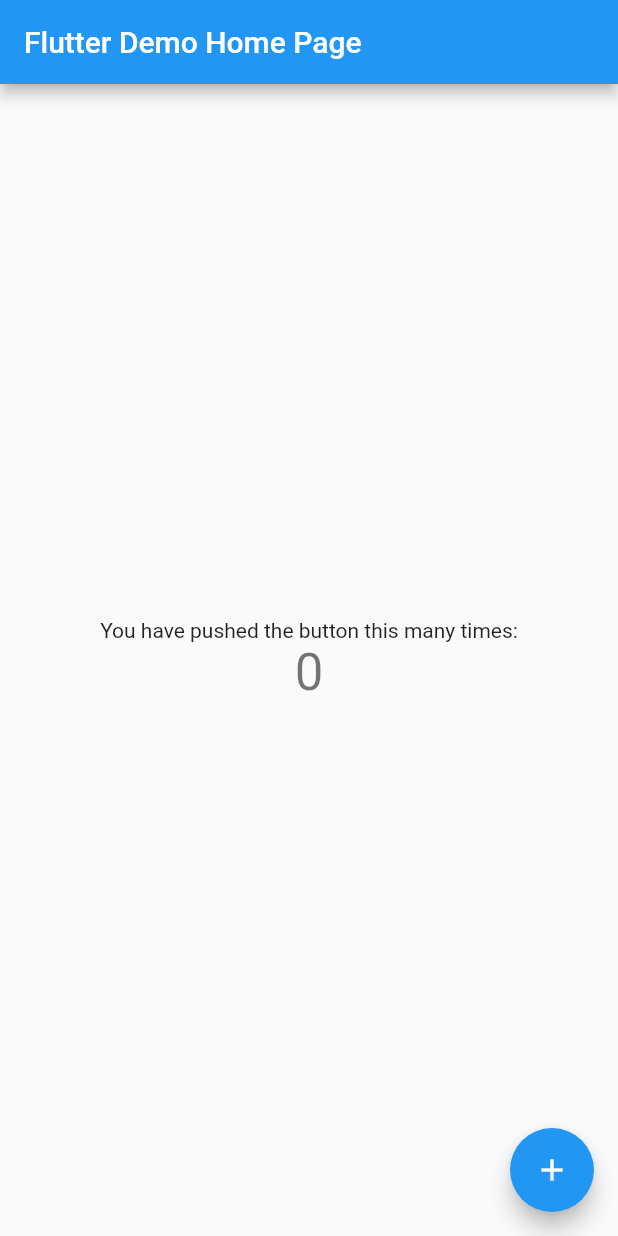
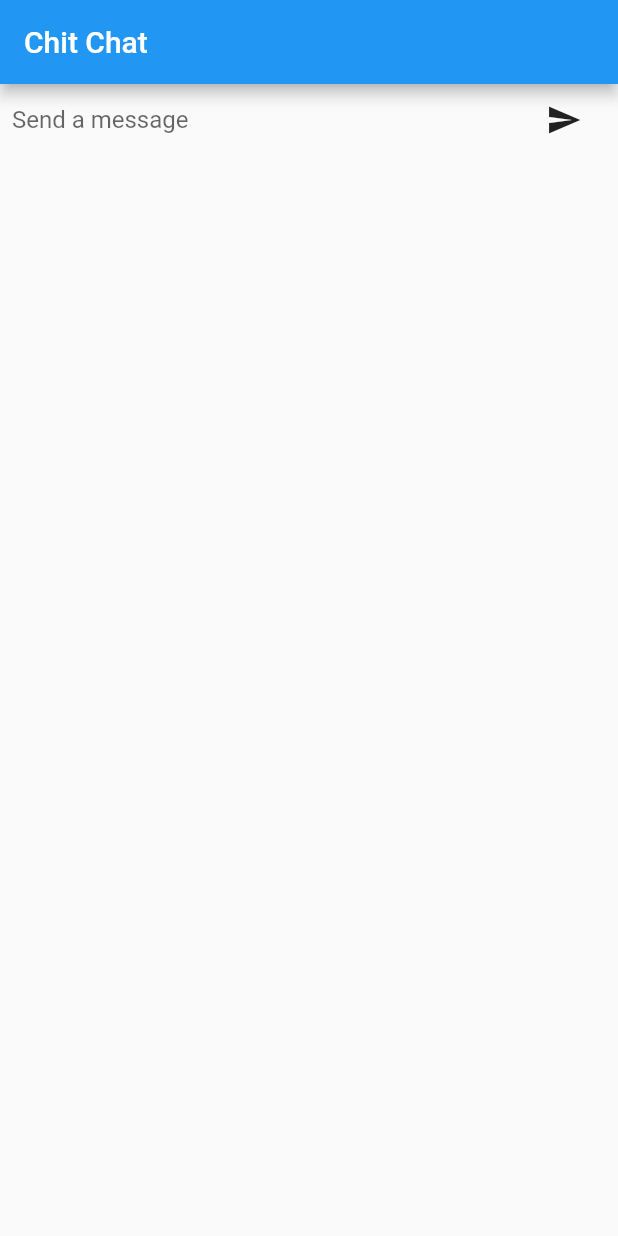
Before and after one commit to sinhaDroid/ChatFlutterApp, a Flutter app: the screen it shows after launch, on a phone screen of 412 x 824 dp. Run offline on Flutter 3.47's test engine with Material 2 defaults, Android fonts, the phone set to English and light mode, and no system bars.

Commit message:
added toolbar and textview to type message

```diff
--- a/lib/main.dart
+++ b/lib/main.dart
@@ -1,13 +1,13 @@
 import 'package:flutter/material.dart';
 
-void main() => runApp(new FriendlyChatApp());
+void main() => runApp(new ChitChatApp());
 
-class FriendlyChatApp extends StatelessWidget {
+class ChitChatApp extends StatelessWidget {
   // This widget is the root of your application.
   @override
   Widget build(BuildContext context) {
     return new MaterialApp(
-      title: 'Friendlychat',
+      title: 'Chit Chat',
       theme: new ThemeData(
         // This is the theme of your application.
         //
@@ -19,91 +19,84 @@ class FriendlyChatApp extends StatelessWidget {
         // counter didn't reset back to zero; the application is not restarted.
         primarySwatch: Colors.blue,
       ),
-      home: new ChatScreen(title: 'Flutter Demo Home Page'),
+      home: new ChatScreen(),
     );
   }
 }
 
 class ChatScreen extends StatefulWidget {
-  ChatScreen({Key key, this.title}) : super(key: key);
-
-  // This widget is the home page of your application. It is stateful, meaning
-  // that it has a State object (defined below) that contains fields that affect
-  // how it looks.
-
-  // This class is the configuration for the state. It holds the values (in this
-  // case the title) provided by the parent (in this case the App widget) and
-  // used by the build method of the State. Fields in a Widget subclass are
-  // always marked "final".
-
-  final String title;
-
   @override
-  _MyHomePageState createState() => new _MyHomePageState();
+  State createState() => new ChatScreenState();
 }
 
-class _MyHomePageState extends State<ChatScreen> {
-  int _counter = 0;
+class ChatScreenState extends State<ChatScreen> {
+  final TextEditingController _textEditingController =
+      new TextEditingController();
 
-  void _incrementCounter() {
-    setState(() {
-      // This call to setState tells the Flutter framework that something has
-      // changed in this State, which causes it to rerun the build method below
-      // so that the display can reflect the updated values. If we changed
-      // _counter without calling setState(), then the build method would not be
-      // called again, and so nothing would appear to happen.
-      _counter++;
-    });
+  Widget _buildTextComposer() {
+    return new Container(
+      margin: const EdgeInsets.symmetric(horizontal: 8.0),
+      child: new Row(
+        children: <Widget>[
+          new Flexible(
+            child: new TextField(
+              controller: _textEditingController,
+              onSubmitted: _handleSubmitted,
+              decoration:
+                  new InputDecoration.collapsed(hintText: "Send a message"),
+            ),
+          ),
+          new Container(
+            margin: const EdgeInsets.symmetric(horizontal: 4.0),
+            child: new IconButton(
+                icon: new Icon(Icons.send),
+                onPressed: () => _handleSubmitted(_textEditingController.text)),
+          )
+        ],
+      ),
+    );
   }
 
   @override
   Widget build(BuildContext context) {
-    // This method is rerun every time setState is called, for instance as done
-    // by the _incrementCounter method above.
-    //
-    // The Flutter framework has been optimized to make rerunning build methods
-    // fast, so that you can just rebuild anything that needs updating rather
-    // than having to individually change instances of widgets.
     return new Scaffold(
-      appBar: new AppBar(
-        // Here we take the value from the MyHomePage object that was created by
-        // the App.build method, and use it to set our appbar title.
-        title: new Text(widget.title),
+      appBar: new AppBar(title: new Text("Chit Chat")),
+      body: _buildTextComposer(),
+    );
+  }
+
+  void _handleSubmitted(String value) {
+    _textEditingController.clear();
+  }
+}
+
+class ChatMessage extends StatelessWidget {
+  ChatMessage({this.text});
+  final String text;
+  @override
+  Widget build(BuildContext context) {
+    // TODO: implement build
+    return new Container(
+      margin: const EdgeInsets.symmetric(vertical: 10.0),
+      child: new Row(
+        crossAxisAlignment: CrossAxisAlignment.start,
+        children: <Widget>[
+          new Container(
+            margin: const EdgeInsets.only(right: 16.0),
+            child: new CircleAvatar(child: new Text(_name[0]),),
+          ),
+          new Column(
+            crossAxisAlignment: CrossAxisAlignment.start,
+            children: <Widget>[
+              new Text(_name, style: Theme.of(context).textTheme.subhead,),
+              new Container(
+                margin: const EdgeInsets.only(top: 5.0),
+                child: new Text(text),
+              )
+            ],
+          )
+        ],
       ),
-      body: new Center(
-        // Center is a layout widget. It takes a single child and positions it
-        // in the middle of the parent.
-        child: new Column(
-          // Column is also layout widget. It takes a list of children and
-          // arranges them vertically. By default, it sizes itself to fit its
-          // children horizontally, and tries to be as tall as its parent.
-          //
-          // Invoke "debug paint" (press "p" in the console where you ran
-          // "flutter run", or select "Toggle Debug Paint" from the Flutter tool
-          // window in IntelliJ) to see the wireframe for each widget.
-          //
-          // Column has various properties to control how it sizes itself and
-          // how it positions its children. Here we use mainAxisAlignment to
-          // center the children vertically; the main axis here is the vertical
-          // axis because Columns are vertical (the cross axis would be
-          // horizontal).
-          mainAxisAlignment: MainAxisAlignment.center,
-          children: <Widget>[
-            new Text(
-              'You have pushed the button this many times:',
-            ),
-            new Text(
-              '$_counter',
-              style: Theme.of(context).textTheme.display1,
-            ),
-          ],
-        ),
-      ),
-      floatingActionButton: new FloatingActionButton(
-        onPressed: _incrementCounter,
-        tooltip: 'Increment',
-        child: new Icon(Icons.add),
-      ), // This trailing comma makes auto-formatting nicer for build methods.
     );
   }
 }
```
Also changed, not shown: pubspec.lock, 1 other file.
